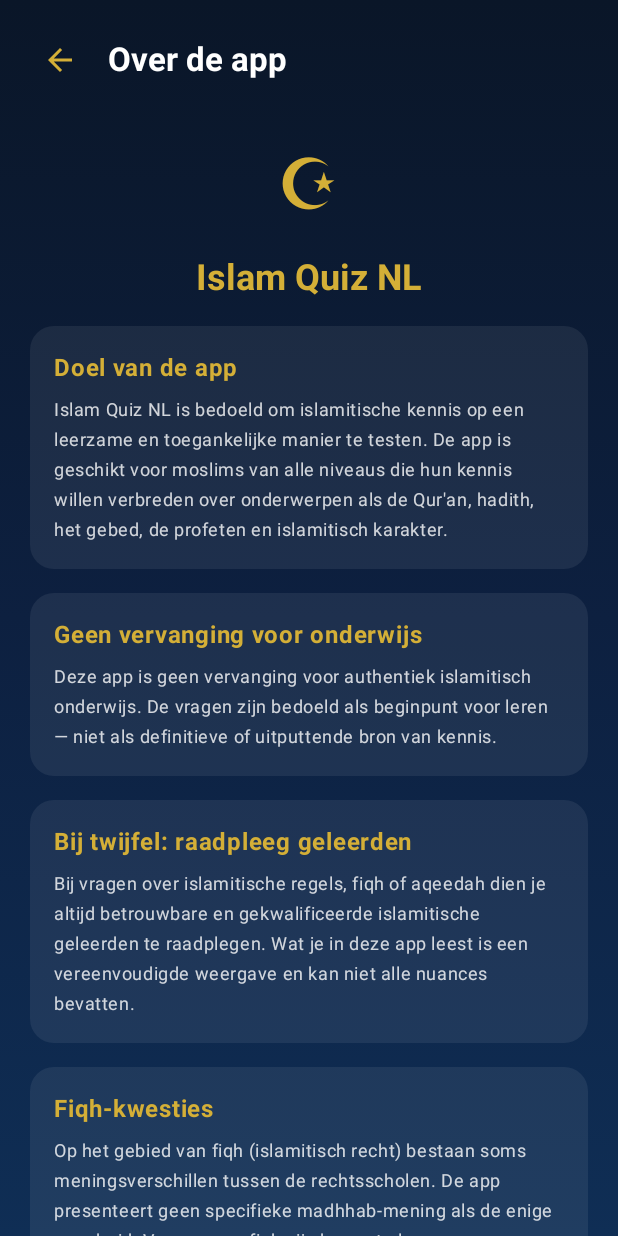
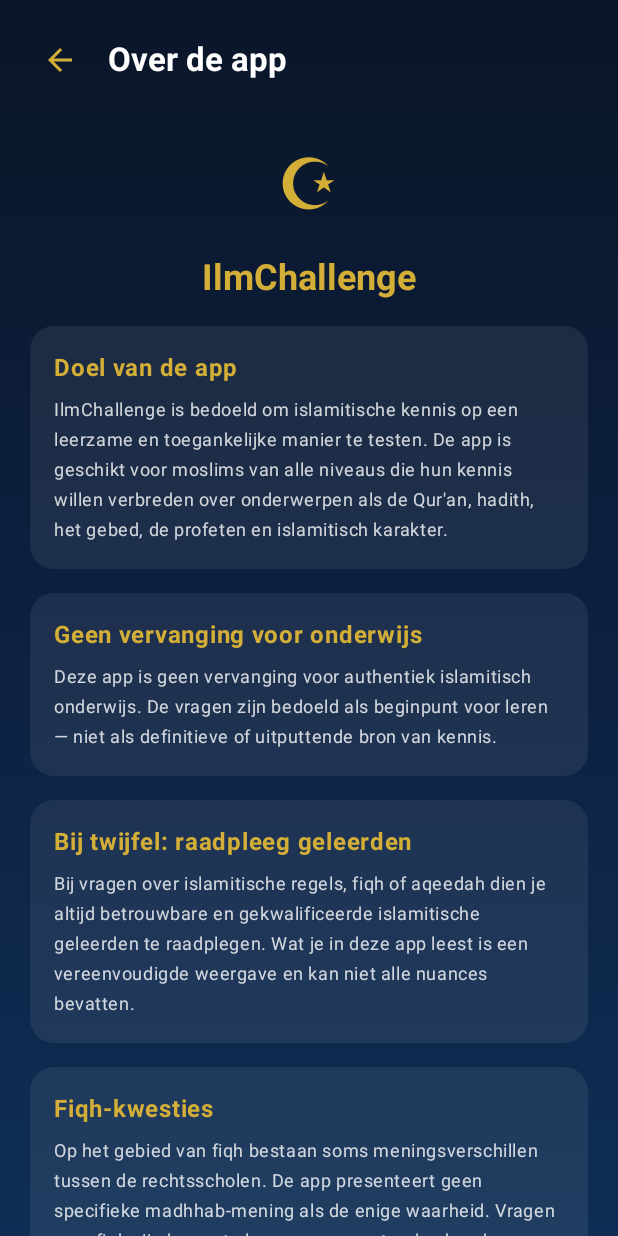
Before and after one commit to fouadbelkheir93-oss/IlmChallenge, an Android app built with Jetpack Compose: the AboutScreen screen opened through its navigation route, on a phone screen of 412 x 824 dp. Run offline under Robolectric (Android 15) with nearby library versions, the light colour scheme and no system bars.

Commit message:
Add files via upload

```diff
--- a/app/src/main/java/com/example/islamquiznl/ui/screens/AboutScreen.kt
+++ b/app/src/main/java/com/example/islamquiznl/ui/screens/AboutScreen.kt
@@ -48,7 +48,7 @@ fun AboutScreen(onBack: () -> Unit) {
                 Text("☪", fontSize = 48.sp, color = GoldPrimary,
                     modifier = Modifier.align(Alignment.CenterHorizontally))
                 Text(
-                    "Islam Quiz NL",
+                    "IlmChallenge",
                     color = GoldPrimary,
                     style = MaterialTheme.typography.headlineSmall.copy(fontWeight = FontWeight.Bold),
                     modifier = Modifier.align(Alignment.CenterHorizontally)
@@ -56,29 +56,20 @@ fun AboutScreen(onBack: () -> Unit) {
 
                 AboutCard(
                     title = "Doel van de app",
-                    body  = "Islam Quiz NL is bedoeld om islamitische kennis op een leerzame en toegankelijke manier te testen. De app is geschikt voor moslims van alle niveaus die hun kennis willen verbreden over onderwerpen als de Qur'an, hadith, het gebed, de profeten en islamitisch karakter."
+                    body  = "IlmChallenge is bedoeld om islamitische kennis op een leerzame en toegankelijke manier te testen. De app is geschikt voor moslims van alle niveaus die hun kennis willen verbreden over onderwerpen als de Qur'an, hadith, het gebed, de profeten en islamitisch karakter."
                 )
-
                 AboutCard(
                     title = "Geen vervanging voor onderwijs",
                     body  = "Deze app is geen vervanging voor authentiek islamitisch onderwijs. De vragen zijn bedoeld als beginpunt voor leren — niet als definitieve of uitputtende bron van kennis."
                 )
-
                 AboutCard(
                     title = "Bij twijfel: raadpleeg geleerden",
                     body  = "Bij vragen over islamitische regels, fiqh of aqeedah dien je altijd betrouwbare en gekwalificeerde islamitische geleerden te raadplegen. Wat je in deze app leest is een vereenvoudigde weergave en kan niet alle nuances bevatten."
                 )
-
                 AboutCard(
                     title = "Fiqh-kwesties",
-                    body  = "Op het gebied van fiqh (islamitisch recht) bestaan soms meningsverschillen tussen de rechtsscholen. De app presenteert geen specifieke madhhab-mening als de enige waarheid. Vragen over fiqh zijn bewust algemeen en neutraal gehouden."
+                    body  = "Op het gebied van fiqh bestaan soms meningsverschillen tussen de rechtsscholen. De app presenteert geen specifieke madhhab-mening als de enige waarheid. Vragen over fiqh zijn bewust algemeen en neutraal gehouden."
                 )
-
-                AboutCard(
-                    title = "Geen echt geld",
-                    body  = "De punten in deze app zijn puur voor de lering en het spelplezier. Er worden geen echte geldprijzen uitgekeerd. Deelname is geheel vrijblijvend."
-                )
-
                 AboutCard(
                     title = "Privacy",
                     body  = "De app verzamelt geen persoonlijke gegevens. Scores worden alleen lokaal op jouw apparaat opgeslagen."
@@ -86,7 +77,7 @@ fun AboutScreen(onBack: () -> Unit) {
 
                 Spacer(Modifier.height(8.dp))
                 Text(
-                    "Versie 1.0 • Islam Quiz NL",
+                    "Versie 1.0 • IlmChallenge",
                     color = Color.White.copy(alpha = 0.3f),
                     style = MaterialTheme.typography.labelSmall,
                     modifier = Modifier.align(Alignment.CenterHorizontally)
--- a/app/src/main/java/com/example/islamquiznl/ui/screens/HomeScreen.kt
+++ b/app/src/main/java/com/example/islamquiznl/ui/screens/HomeScreen.kt
@@ -31,9 +31,7 @@ fun HomeScreen(
     Box(
         modifier = Modifier
             .fillMaxSize()
-            .background(
-                Brush.verticalGradient(listOf(NavyDeep, NavyMid, Color(0xFF0F2E55)))
-            )
+            .background(Brush.verticalGradient(listOf(NavyDeep, NavyMid, Color(0xFF0F2E55))))
     ) {
         Column(
             modifier = Modifier.fillMaxSize().padding(24.dp),
@@ -43,7 +41,7 @@ fun HomeScreen(
             Text("☪", fontSize = 60.sp, color = GoldPrimary)
             Spacer(Modifier.height(8.dp))
             Text(
-                "Islam Quiz NL",
+                "IlmChallenge",
                 style = MaterialTheme.typography.headlineLarge.copy(
                     fontWeight = FontWeight.Bold, color = GoldPrimary, letterSpacing = 1.sp
                 )
@@ -66,19 +64,13 @@ fun HomeScreen(
                 Text("Start quiz", fontWeight = FontWeight.Bold, fontSize = 18.sp)
             }
             Spacer(Modifier.height(16.dp))
-            HomeMenuButton(Icons.Default.Category,  "Categorieën",    onCategories)
+            HomeMenuButton(Icons.Default.Category,  "Categorieën",        onCategories)
             Spacer(Modifier.height(12.dp))
-            HomeMenuButton(Icons.Default.Today,     "Dagelijkse vraag", onDailyQuestion)
+            HomeMenuButton(Icons.Default.People,    "Daag je vriend uit", onDailyQuestion)
             Spacer(Modifier.height(12.dp))
-            HomeMenuButton(Icons.Default.Settings,  "Instellingen",   onSettings)
+            HomeMenuButton(Icons.Default.Settings,  "Instellingen",       onSettings)
             Spacer(Modifier.height(12.dp))
-            HomeMenuButton(Icons.Default.Info,      "Over de app",    onAbout)
-            Spacer(Modifier.height(32.dp))
-            Text(
-                "Geen echt geld — alleen punten ter lering",
-                style = MaterialTheme.typography.labelSmall.copy(color = Color.White.copy(alpha = 0.4f)),
-                textAlign = TextAlign.Center
-            )
+            HomeMenuButton(Icons.Default.Info,      "Over de app",        onAbout)
         }
     }
 }
```
Also changed, not shown: app/src/main/java/com/example/islamquiznl/ui/screens/DailyQuestionScreen.kt (+30 -96 lines).
